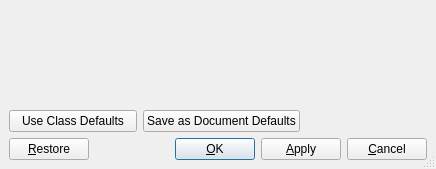
Old version of the form src/frontends/qt4/ui/DocumentUi.ui in the repository cburschka/lyx.
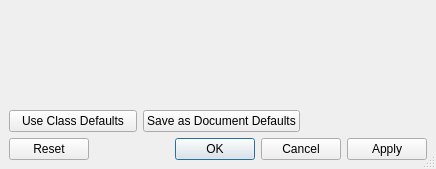
New version of the form. Custom widgets are drawn as their Qt base class.

Commit message:
More QDialogButtonBox transformation
GuiDelimiter through GuiIndex

See #11003

Diff of the .ui file:
```diff
--- a/src/frontends/qt4/ui/DocumentUi.ui
+++ b/src/frontends/qt4/ui/DocumentUi.ui
@@ -9,10 +9,8 @@
     <height>169</height>
    </rect>
   </property>
-  <property name="sizePolicy" >
-   <sizepolicy>
-    <hsizetype>1</hsizetype>
-    <vsizetype>1</vsizetype>
+  <property name="sizePolicy">
+   <sizepolicy hsizetype="Minimum" vsizetype="Minimum">
     <horstretch>0</horstretch>
     <verstretch>0</verstretch>
    </sizepolicy>
@@ -39,52 +37,9 @@
       <number>6</number>
      </property>
      <item>
-      <widget class="QPushButton" name="restorePB" >
-       <property name="text" >
-        <string>&amp;Restore</string>
-       </property>
-      </widget>
-     </item>
-     <item>
-      <spacer>
-       <property name="orientation" >
-        <enum>Qt::Horizontal</enum>
-       </property>
-       <property name="sizeType" >
-        <enum>QSizePolicy::Expanding</enum>
-       </property>
-       <property name="sizeHint" >
-        <size>
-         <width>20</width>
-         <height>20</height>
-        </size>
-       </property>
-      </spacer>
-     </item>
-     <item>
-      <widget class="QPushButton" name="okPB" >
-       <property name="text" >
-        <string>&amp;OK</string>
-       </property>
-       <property name="default" >
-        <bool>true</bool>
-       </property>
-      </widget>
-     </item>
-     <item>
-      <widget class="QPushButton" name="applyPB" >
-       <property name="text" >
-        <string>&amp;Apply</string>
-       </property>
-      </widget>
-     </item>
-     <item>
-      <widget class="QPushButton" name="closePB" >
-       <property name="text" >
-        <string>&amp;Cancel</string>
-       </property>
-       <property name="autoDefault" >
-        <bool>false</bool>
+      <widget class="QDialogButtonBox" name="buttonBox">
+       <property name="standardButtons">
+        <set>QDialogButtonBox::Apply|QDialogButtonBox::Cancel|QDialogButtonBox::Ok|QDialogButtonBox::Reset</set>
        </property>
       </widget>
      </item>
@@ -136,13 +91,13 @@
      </item>
      <item>
       <spacer>
-       <property name="orientation" >
+       <property name="orientation">
         <enum>Qt::Horizontal</enum>
        </property>
-       <property name="sizeType" >
+       <property name="sizeType">
         <enum>QSizePolicy::Expanding</enum>
        </property>
-       <property name="sizeHint" >
+       <property name="sizeHint" stdset="0">
         <size>
          <width>20</width>
          <height>20</height>
```
Left out of the diff: 102 changed lines with no effect on the pictures. The commit also changes 15 other files.
